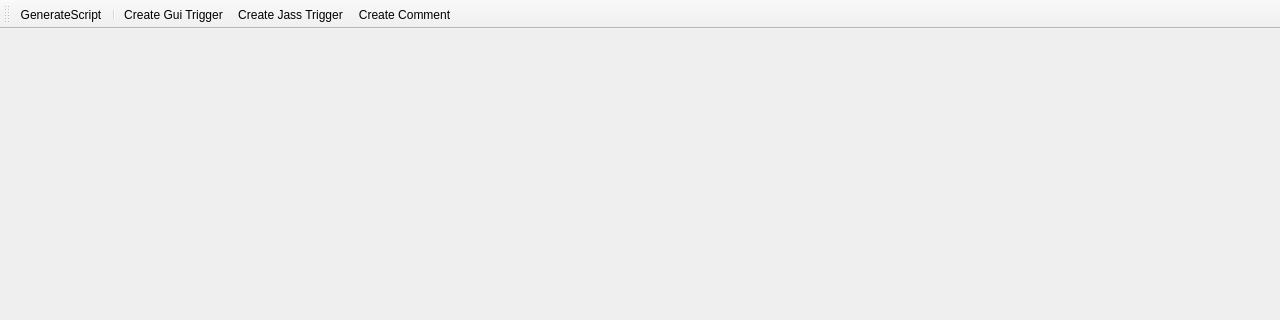
stijnherfst/HiveWE, file Menus/TriggerEditor.ui: the form before one commit; both pictures show x 0 to 1280 and y 0 to 320 of the 1280 by 720 pixel window.
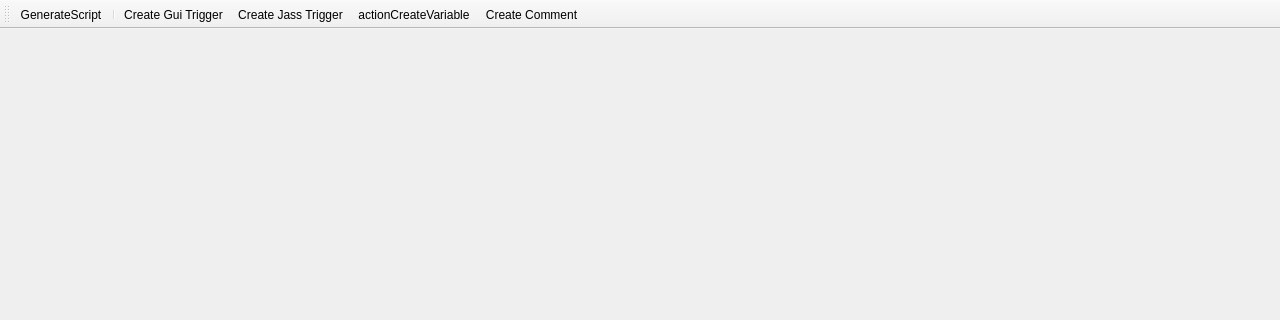
The form after the commit. Icons and pictures are not drawn.

Commit message: add "create variable" button

Diff of the .ui file:
```diff
--- a/Menus/TriggerEditor.ui
+++ b/Menus/TriggerEditor.ui
@@ -34,6 +34,7 @@
    <addaction name="separator"/>
    <addaction name="actionCreateGuiTrigger"/>
    <addaction name="actionCreateJassTrigger"/>
+   <addaction name="actionCreateVariable"/>
    <addaction name="actionCreateComment"/>
   </widget>
   <action name="actionGenerateScript">
@@ -75,6 +76,14 @@
     <string>Creates a Comment</string>
    </property>
   </action>
+  <action name="actionCreateVariable">
+   <property name="text">
+    <string>actionCreateVariable</string>
+   </property>
+   <property name="toolTip">
+    <string>Create a global variable</string>
+   </property>
+  </action>
  </widget>
  <resources/>
  <connections/>
```
The commit also changes 5 other files.
